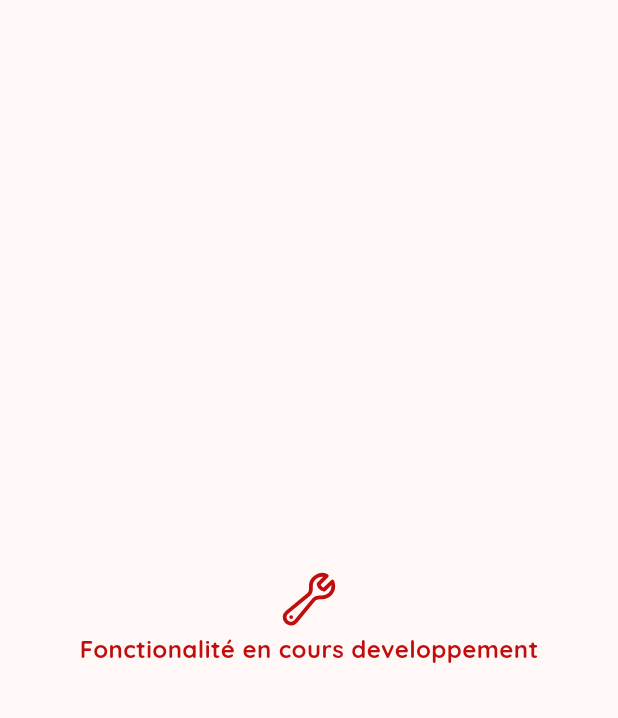
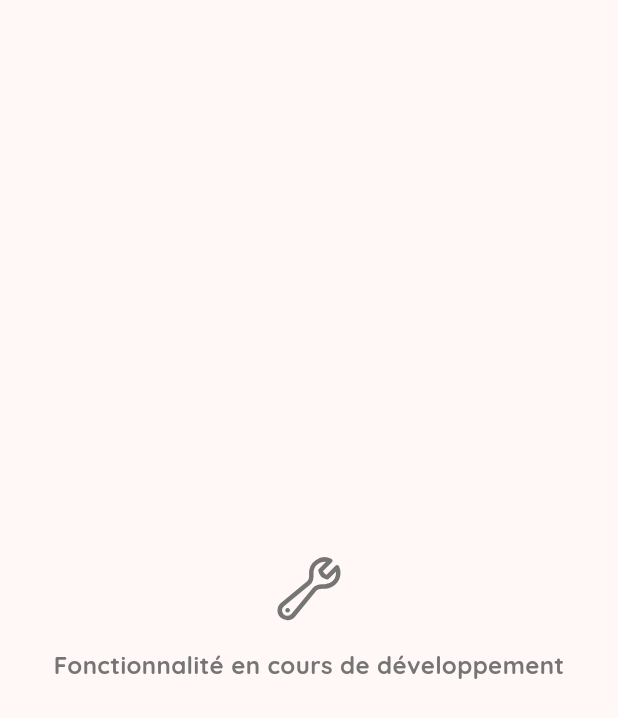
Before and after one commit to codeursympa2/maecha-tasks, a Flutter app: what widgetTemporaire() shows on an empty page, opened directly, on a phone screen of 412 x 824 dp. Shown: the top 718 px of the screen. Run offline on Flutter 3.47's test engine with Material 3 defaults, Android fonts, the light colour scheme and no system bars; our stand-ins replace bloc, chips_choice, cloud_firestore, connectivity_plus, equatable, firebase_auth and 15 more; missing offline and left inert: authentication_buttons, tn_bottom_sheet_navigator; accounts and stored records are empty; generated files the repository leaves out were written again.

```diff
--- a/lib/src/features/task/presentation/pages/home_page.dart
+++ b/lib/src/features/task/presentation/pages/home_page.dart
@@ -42,6 +42,7 @@ class _HomePageState extends State<HomePage>  with WidgetsBindingObserver{
     super.initState();
     // Ajout de l'observateur du cycle de vie
     WidgetsBinding.instance.addObserver(this);
+    _loadList();
   }
 
   @override
--- a/lib/src/features/task/presentation/utils/utils.dart
+++ b/lib/src/features/task/presentation/utils/utils.dart
@@ -193,15 +193,24 @@ String translatePriorityValue(String priority){
 
 Widget widgetTemporaire(){
   return const Center(
-    child:  Column(
+    child: Column(
       mainAxisAlignment: MainAxisAlignment.center,
-      crossAxisAlignment: CrossAxisAlignment.center,
       children: [
-        HeroIcon(HeroIcons.wrench,size: 40,color: primaryLight,),
-        Gap(2),
-        Text("Fonctionalité en cours developpement")
-
+        HeroIcon(
+          HeroIcons.wrench, // Icône de clé à molette pour représenter le développement en cours
+          size: 48.0, // Taille de l'icône
+          color: secondaryTextLight, // Couleur de l'icône
+        ),
+        const SizedBox(height: 16.0), // Espace entre l'icône et le texte
+        const Text(
+          "Fonctionnalité en cours de développement",
+          style: TextStyle(
+            fontSize: 16.0, // Taille du texte
+            color: secondaryTextLight, // Couleur du texte
+          ),
+        ),
       ],
     ),
   );
+
 }
```
Also changed, not shown: lib/src/features/task/presentation/bloc/task_bloc/task_bloc.dart (+14 -7 lines), lib/src/features/task/presentation/pages/list_tasks_page.dart (+25 -1 lines).
